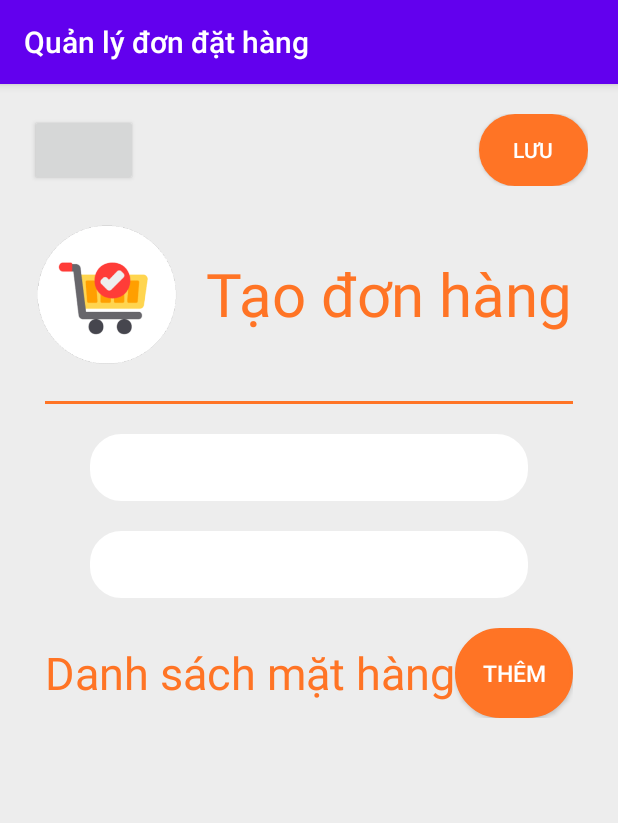
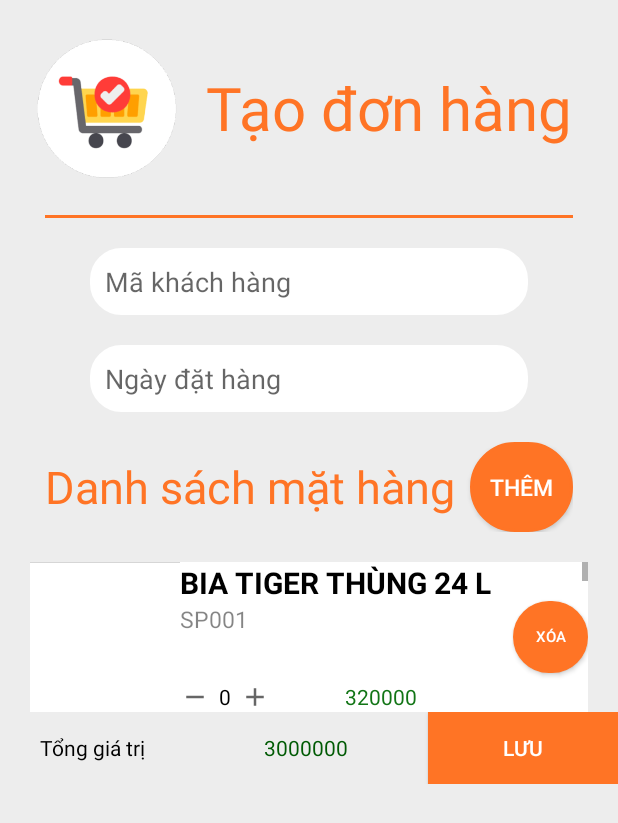
Before and after one commit to sstatsuya/GiuaKyAndroid, an Android app: the ThemDonHangActivity screen opened directly, with no data from a screen before it, on a phone screen of 412 x 824 dp. Shown: the top 823 px of the screen. Run offline under Robolectric (Android 15) with nearby library versions, the light colour scheme and no system bars; our stand-ins replace Picasso; pictures from the network do not load.

Commit message:
Thêm đơn hàng

```diff
--- a/app/src/main/java/com/example/giuakyandroid/tien/MenuActivity.java
+++ b/app/src/main/java/com/example/giuakyandroid/tien/MenuActivity.java
@@ -45,13 +45,6 @@
             }
         });
 
-        btnDonDatHang.setOnClickListener(new View.OnClickListener() {
-            @Override
-            public void onClick(View view) {
-                Intent intent = new Intent(MenuActivity.this, ThemDonHangActivity.class);
-                startActivity(intent);
-            }
-        });
     }
 
     private void setControl() {
--- a/app/src/main/java/pthach/ThemDonHangActivity.java
+++ b/app/src/main/java/pthach/ThemDonHangActivity.java
@@ -3,14 +3,53 @@
 import androidx.appcompat.app.AppCompatActivity;
 
 import android.os.Bundle;
+import android.widget.ListView;
 
 import com.example.giuakyandroid.R;
+import com.example.giuakyandroid.tien.model.SanPham;
+
+import java.util.ArrayList;
+
+import pthach.model.AdapterDSSanPham;
 
 public class ThemDonHangActivity extends AppCompatActivity {
+
+    ListView lsSanPham;
+    ArrayList<SanPham> sanPhams = new ArrayList<>();
+
 
     @Override
     protected void onCreate(Bundle savedInstanceState) {
         super.onCreate(savedInstanceState);
         setContentView(R.layout.activity_them_don_hang);
+        getSupportActionBar().hide();
+        getWindow().setStatusBarColor(getResources().getColor(R.color.primary));
+        setControl();
+        setEvent();
+    }
+
+    private void setControl() {
+        this.lsSanPham = findViewById(R.id.lvSanPham);
+        AdapterDSSanPham adapterDSSanPham =new AdapterDSSanPham(this, R.layout.layout_item_them_mat_hang, this.sanPhams);
+        this.lsSanPham.setAdapter(adapterDSSanPham);
+    }
+
+    private void setEvent() {
+        init();
+    }
+
+    public void init(){
+        SanPham sanPham1 = new SanPham("SP001", "Bia Tiger thùng 24 lon", "Đức", 320000, "https://grovefresh.vn/Data/Sites/1/Product/7114/0005631_thung-24-bia-tiger-nau-330ml.png");
+        SanPham sanPham2 = new SanPham("SP002", "Thịt heo", "Việt Nam", 320000, "https://cafefcdn.com/thumb_w/650/203337114487263232/2021/9/28/photo1632798710845-1632798710943181451693.png");
+        SanPham sanPham3 = new SanPham("SP003", "Lốc 4 hộp sữa tươi Vinamilk", "Hà Lan", 320000, "https://cdn.tgdd.vn/Products/Images/2386/80483/bhx/loc-4-hop-sua-tuoi-tiet-trung-khong-duong-vinamilk-100-sua-tuoi-180ml-202104091038151238.jpg");
+        SanPham sanPham4 = new SanPham("SP004", "Bia Tiger thùng 24 lon", "Việt Nam", 320000, "https://cf.shopee.vn/file/91a7824459296b99f40caa4d1bc7a619");
+        sanPhams.add(sanPham1);
+        sanPhams.add(sanPham2);
+        sanPhams.add(sanPham3);
+        sanPhams.add(sanPham4);
+        sanPhams.add(sanPham1);
+        sanPhams.add(sanPham2);
+        sanPhams.add(sanPham3);
+        sanPhams.add(sanPham4);
     }
 }
--- /dev/null
+++ b/app/src/main/java/pthach/model/AdapterDSSanPham.java
@@ -0,0 +1,63 @@
+package pthach.model;
+
+import android.content.Context;
+import android.view.LayoutInflater;
+import android.view.View;
+import android.view.ViewGroup;
+import android.widget.ArrayAdapter;
+import android.widget.ImageView;
+import android.widget.TextView;
+
+import androidx.annotation.NonNull;
+import androidx.annotation.Nullable;
+import androidx.constraintlayout.widget.ConstraintSet;
+import androidx.core.app.NotificationCompat;
+
+import com.example.giuakyandroid.R;
+import com.example.giuakyandroid.tien.model.SanPham;
+import com.squareup.picasso.Picasso;
+
+import java.util.ArrayList;
+import java.util.List;
+
+
+public class AdapterDSSanPham extends ArrayAdapter {
+    Context context;
+    int resource;
+    ArrayList<SanPham> sanPhams;
+
+    public AdapterDSSanPham(@NonNull Context context, int resource, @NonNull ArrayList<SanPham> sanPhams) {
+        super(context, resource, sanPhams);
+        this.context = context;
+        this.resource = resource;
+        this.sanPhams = sanPhams;
+    }
+
+    @Override
+    public int getCount() {
+        return this.sanPhams.size();
+    }
+
+    @NonNull
+    @Override
+    public View getView(int position, @Nullable View convertView, @NonNull ViewGroup parent) {
+        convertView = LayoutInflater.from(context).inflate(resource, null);
+
+        ImageView hinhAnhSanPham =convertView.findViewById(R.id.ivHinhAnhSanPham);
+        TextView tenSanPham = convertView.findViewById(R.id.tvTenSanPham),
+                maSanPham = convertView.findViewById(R.id.tvMaSanPham),
+                soLuongSanPham = convertView.findViewById(R.id.tvSoLuongSanPham),
+                giaTienSanPham = convertView.findViewById(R.id.tvGiaTienSanPham);
+
+        SanPham sp = this.sanPhams.get(position);
+
+        tenSanPham.setText(sp.getTenSP());
+        maSanPham.setText(sp.getMaSP());
+        soLuongSanPham.setText("0");
+        giaTienSanPham.setText(sp.getDonGia().toString());
+
+        Picasso.get().load(sp.getMaSP()).into(hinhAnhSanPham);
+
+        return convertView;
+    }
+}
--- a/app/src/main/res/layout/activity_them_don_hang.xml
+++ b/app/src/main/res/layout/activity_them_don_hang.xml
@@ -8,31 +8,31 @@
     android:orientation="vertical"
     tools:context="pthach.ThemDonHangActivity">
 
-    <LinearLayout
-        android:layout_width="match_parent"
-        android:layout_height="wrap_content"
-        android:layout_marginHorizontal="20dp"
-        android:layout_marginTop="20dp"
-        android:orientation="horizontal">
+    <!--    <LinearLayout-->
+    <!--        android:layout_width="match_parent"-->
+    <!--        android:layout_height="wrap_content"-->
+    <!--        android:layout_marginHorizontal="20dp"-->
+    <!--        android:layout_marginTop="20dp"-->
+    <!--        android:orientation="horizontal">-->
 
-        <Button
-            android:layout_width="40dp"
-            android:layout_height="wrap_content"
-            android:layout_weight="1" />
+    <!--        <Button-->
+    <!--            android:layout_width="40dp"-->
+    <!--            android:layout_height="wrap_content"-->
+    <!--            android:layout_weight="1" />-->
 
-        <TextView
-            android:layout_width="wrap_content"
-            android:layout_height="wrap_content"
-            android:layout_weight="7" />
+    <!--        <TextView-->
+    <!--            android:layout_width="wrap_content"-->
+    <!--            android:layout_height="wrap_content"-->
+    <!--            android:layout_weight="7" />-->
 
-        <Button
-            android:layout_width="40dp"
-            android:layout_height="wrap_content"
-            android:layout_weight="1"
-            android:background="@drawable/orange_border_button"
-            android:text="lưu"
-            android:textColor="@color/white" />
-    </LinearLayout>
+    <!--        <Button-->
+    <!--            android:layout_width="40dp"-->
+    <!--            android:layout_height="wrap_content"-->
+    <!--            android:layout_weight="1"-->
+    <!--            android:background="@drawable/orange_border_button"-->
+    <!--            android:text="lưu"-->
+    <!--            android:textColor="@color/white" />-->
+    <!--    </LinearLayout>-->
 
     <LinearLayout
         android:layout_width="match_parent"
@@ -69,18 +69,22 @@
         android:background="@color/primary" />
 
     <EditText
+        android:textColor="@color/black"
         android:layout_width="match_parent"
         android:layout_height="wrap_content"
         android:layout_marginHorizontal="60dp"
         android:layout_marginTop="20dp"
-        android:background="@drawable/white_border" />
+        android:background="@drawable/white_border"
+        android:hint="@string/ma_khach_hang" />
 
     <EditText
+        android:textColor="@color/black"
         android:layout_width="match_parent"
         android:layout_height="wrap_content"
         android:layout_marginHorizontal="60dp"
         android:layout_marginTop="20dp"
-        android:background="@drawable/white_border" />
+        android:background="@drawable/white_border"
+        android:hint="@string/ngay_dat_hang" />
 
     <LinearLayout
         android:layout_width="match_parent"
@@ -92,14 +96,15 @@
         <TextView
             android:layout_width="wrap_content"
             android:layout_height="match_parent"
+            android:gravity="center_vertical"
             android:text="@string/danh_sach_mat_hang"
-            android:gravity="center_vertical"
             android:textColor="@color/primary"
             android:textSize="30dp" />
 
         <Button
             android:layout_width="wrap_content"
             android:layout_height="match_parent"
+            android:layout_marginLeft="10dp"
             android:background="@drawable/orange_border_button"
             android:text="@string/them"
             android:textColor="@color/white"
@@ -112,6 +117,58 @@
         android:layout_height="wrap_content"
         android:layout_marginHorizontal="20dp">
 
+        <ListView
+            android:id="@+id/lvSanPham"
+            android:layout_width="match_parent"
+            android:layout_height="500dp"
+            android:layout_marginTop="20dp" />
+
+
     </ScrollView>
 
+    <LinearLayout
+        android:layout_width="match_parent"
+        android:layout_height="wrap_content">
+
+        <TextView
+            android:textColor="@color/black"
+            android:layout_width="wrap_content"
+            android:layout_height="match_parent"
+            android:layout_weight="1"
+            android:text="Tổng giá trị"
+            android:gravity="center"/>
+
+        <TextView
+            android:textColor="#005A04"
+            android:layout_width="wrap_content"
+            android:layout_height="match_parent"
+            android:layout_weight="2"
+            android:gravity="center"
+            android:text="3000000"/>
+
+        <Button
+            android:layout_width="100dp"
+            android:layout_height="match_parent"
+            android:layout_weight="0.5"
+            android:layout_gravity="right"
+            android:layout_alignParentLeft="true"
+            android:background="@color/primary"
+            android:text="lưu"
+            android:textColor="@color/white" />
+
+    </LinearLayout>
+
+<!--    <com.google.android.material.floatingactionbutton.FloatingActionButton-->
+<!--        android:layout_width="60dp"-->
+<!--        android:layout_height="60dp"-->
+<!--        android:layout_gravity="right|bottom"-->
+<!--        android:layout_marginRight="20dp"-->
+<!--        android:layout_marginBottom="20dp"-->
+<!--        android:background="@drawable/primary_orange_borders"-->
+<!--        android:clickable="true"-->
+<!--        android:text="lưu"-->
+<!--        android:textColor="@color/white"-->
+<!--        app:layout_constraintBottom_toBottomOf="parent"-->
+<!--        app:layout_constraintEnd_toEndOf="parent" />-->
+
 </LinearLayout>
--- /dev/null
+++ b/app/src/main/res/layout/layout_item_them_mat_hang.xml
@@ -0,0 +1,101 @@
+<?xml version="1.0" encoding="utf-8"?>
+<LinearLayout xmlns:android="http://schemas.android.com/apk/res/android"
+    android:layout_width="match_parent"
+    android:layout_height="match_parent"
+    android:orientation="horizontal">
+
+    <GridLayout
+        android:layout_width="match_parent"
+        android:layout_height="100dp"
+        android:columnCount="5"
+        android:rowCount="3"
+        android:background="@color/white">
+
+        <ImageView
+            android:id="@+id/ivHinhAnhSanPham"
+            android:layout_width="100dp"
+            android:layout_rowSpan="3"
+            android:layout_column="0"
+            android:src="@drawable/sanpham" />
+
+        <TextView
+            android:textColor="@color/black"
+            android:id="@+id/tvTenSanPham"
+            android:layout_row="0"
+            android:layout_column="1"
+            android:layout_columnSpan="3"
+            android:layout_gravity="left|top"
+            android:layout_width="wrap_content"
+            android:text="@string/ten_san_pham"
+            android:textAllCaps="true"
+            android:textSize="20dp"
+            android:maxLength="20"
+            android:textStyle="bold" />
+
+        <TextView
+            android:textColor="#7A000000"
+            android:id="@+id/tvMaSanPham"
+            android:layout_row="1"
+            android:layout_column="1"
+            android:layout_columnSpan="3"
+            android:layout_gravity="left|top"
+            android:text="@string/ma_san_pham"
+            android:textSize="15dp" />
+
+        <LinearLayout
+            android:layout_row="2"
+            android:layout_column="1"
+            android:layout_columnSpan="3"
+            android:layout_gravity="left|bottom"
+            android:orientation="horizontal">
+
+            <Button
+                android:textColor="@color/black"
+                android:layout_width="20dp"
+                android:layout_height="20dp"
+                android:background="@drawable/ic_sub_button"/>
+
+            <TextView
+                android:textColor="@color/black"
+                android:id="@+id/tvSoLuongSanPham"
+                android:layout_width="20dp"
+                android:layout_height="20dp"
+                android:gravity="center_horizontal"
+                android:text="2"/>
+
+            <Button
+                android:textColor="@color/black"
+                android:layout_width="20dp"
+                android:layout_height="20dp"
+                android:background="@drawable/ic_add_button"/>
+
+            <TextView
+                android:layout_width="50dp"
+                android:layout_height="match_parent" />
+
+            <TextView
+                android:id="@+id/tvGiaTienSanPham"
+                android:layout_width="wrap_content"
+                android:layout_height="match_parent"
+                android:layout_gravity="right|bottom"
+                android:text="Giá tiền"
+                android:textColor="#127516" />
+
+        </LinearLayout>
+
+        <Button
+            android:id="@+id/btnLoaiBoSanPham"
+            android:layout_width="50dp"
+            android:layout_rowSpan="3"
+            android:layout_column="4"
+            android:layout_row="0"
+            android:layout_gravity="center_vertical"
+            android:background="@drawable/orange_border_button"
+            android:text="@string/xoa"
+            android:textSize="10dp"
+            android:textColor="@color/white" />
+    </GridLayout>
+
+
+
+</LinearLayout>
--- a/app/src/main/res/layout/layout_them_mat_hang_item.xml
+++ /dev/null
@@ -1,75 +0,0 @@
-<?xml version="1.0" encoding="utf-8"?>
-<LinearLayout xmlns:android="http://schemas.android.com/apk/res/android"
-    android:layout_width="match_parent"
-    android:layout_height="match_parent"
-    android:orientation="horizontal">
-
-    <GridLayout
-        android:layout_width="match_parent"
-        android:layout_height="100dp"
-        android:columnCount="5"
-        android:rowCount="2">
-
-        <ImageView
-            android:layout_width="100dp"
-            android:layout_rowSpan="2"
-            android:layout_column="0"
-            android:src="@drawable/sanpham" />
-
-        <TextView
-            android:layout_row="0"
-            android:layout_column="1"
-            android:layout_columnWeight="3"
-            android:layout_gravity="left|top"
-            android:text="Mã sản phẩm"
-            android:textAllCaps="true"
-            android:textSize="30dp"
-            android:textStyle="bold" />
-
-        <TextView
-            android:layout_row="1"
-            android:layout_column="1"
-            android:layout_columnWeight="3"
-            android:layout_gravity="center|bottom"
-            android:text="Tên sản phẩm"
-            android:textSize="15dp" />
-
-        <LinearLayout
-            android:layout_row="0"
-            android:layout_column="4"
-            android:layout_rowWeight="2"
-            android:layout_gravity="center"
-            android:orientation="horizontal">
-
-            <Button
-                android:layout_width="20dp"
-                android:layout_height="20dp"
-                android:background="@drawable/ic_sub_button"/>
-
-            <TextView
-                android:layout_width="20dp"
-                android:layout_height="20dp"
-                android:gravity="center_horizontal"
-                android:text="2"/>
-
-            <Button
-                android:layout_width="20dp"
-                android:layout_height="20dp"
-                android:background="@drawable/ic_add_button"/>
-
-        </LinearLayout>
-
-<!--        <Button-->
-<!--            android:layout_width="50dp"-->
-<!--            android:layout_rowWeight="2"-->
-<!--            android:layout_column="2"-->
-<!--            android:layout_row="0"-->
-<!--            android:layout_gravity="center_vertical"-->
-<!--            android:background="@drawable/orange_border_button"-->
-<!--            android:text="@string/xoa"-->
-<!--            android:textColor="@color/white" />-->
-    </GridLayout>
-
-
-
-</LinearLayout>
--- a/app/src/main/res/values/strings.xml
+++ b/app/src/main/res/values/strings.xml
@@ -11,10 +11,15 @@
     <string name="chon_san_pham">Chọn sản phẩm</string>
     <string name="them_mat_hang">Thêm mặt hàng</string>
     <string name="danh_sach_mat_hang">Danh sách mặt hàng</string>
+    <string name="ngay_dat_hang">Ngày đặt hàng</string>
     //Utility
     <string name="them">Thêm</string>
 
+
+
+
     //KhachHang
+    <string name="ma_khach_hang">Mã khách hàng</string>
     <string name="them_khachhang">Thêm khách hàng</string>
     <string name="don_dat_hang">Đơn đặt hàng</string>
     <string name="ten_san_pham">Tên sản phẩm</string>
```
